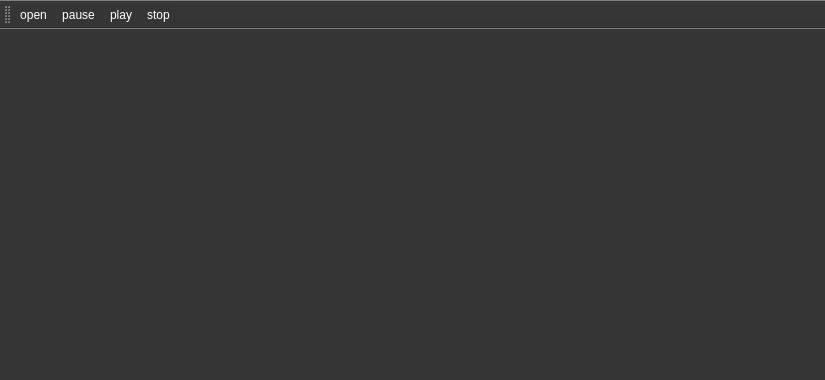
Qt form QPlayer/mainwindow.ui (postman721/QPlayer) before a commit.
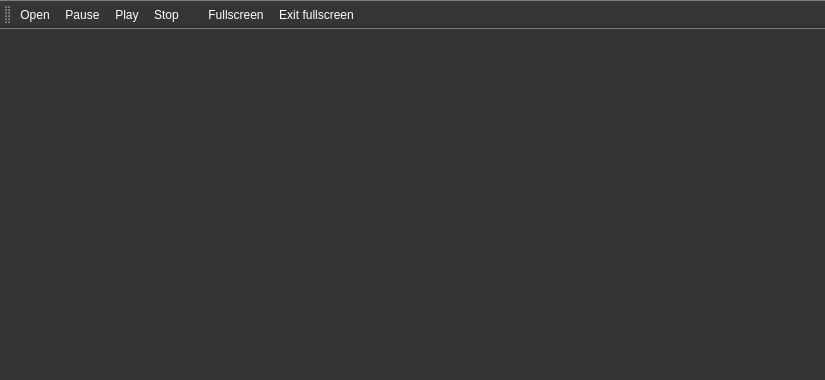
The same form after that commit.

```diff
--- a/QPlayer/mainwindow.ui
+++ b/QPlayer/mainwindow.ui
@@ -50,6 +50,12 @@
    <property name="windowTitle">
     <string>toolBar</string>
    </property>
+   <property name="layoutDirection">
+    <enum>Qt::LeftToRight</enum>
+   </property>
+   <property name="autoFillBackground">
+    <bool>false</bool>
+   </property>
    <property name="styleSheet">
     <string notr="true">QToolbar{color:#ffffff; 
 background-color:#353535; 
@@ -67,28 +73,79 @@
    <addaction name="actionPause"/>
    <addaction name="actionPlay"/>
    <addaction name="actionStop"/>
+   <addaction name="separator"/>
+   <addaction name="separator"/>
+   <addaction name="actionFullscreen"/>
+   <addaction name="actionExit_fullscreen"/>
   </widget>
   <action name="actionOpen">
    <property name="text">
-    <string>open</string>
+    <string>Open</string>
    </property>
    <property name="toolTip">
     <string>open</string>
    </property>
+   <property name="font">
+    <font>
+     <pointsize>11</pointsize>
+    </font>
+   </property>
   </action>
   <action name="actionPause">
    <property name="text">
-    <string>pause</string>
+    <string>Pause</string>
+   </property>
+   <property name="font">
+    <font>
+     <pointsize>11</pointsize>
+    </font>
    </property>
   </action>
   <action name="actionPlay">
    <property name="text">
-    <string>play</string>
+    <string>Play</string>
+   </property>
+   <property name="toolTip">
+    <string>Play</string>
+   </property>
+   <property name="font">
+    <font>
+     <pointsize>11</pointsize>
+    </font>
    </property>
   </action>
   <action name="actionStop">
    <property name="text">
-    <string>stop</string>
+    <string>Stop</string>
+   </property>
+   <property name="toolTip">
+    <string>Stop</string>
+   </property>
+   <property name="font">
+    <font>
+     <pointsize>11</pointsize>
+    </font>
+   </property>
+  </action>
+  <action name="actionFullscreen">
+   <property name="text">
+    <string>Fullscreen</string>
+   </property>
+   <property name="toolTip">
+    <string>Press Alt+F4 to quit the fullscreen frame &amp;  press exit fullscreen</string>
+   </property>
+  </action>
+  <action name="actionExit_fullscreen">
+   <property name="text">
+    <string>Exit fullscreen</string>
+   </property>
+   <property name="toolTip">
+    <string>Press to quit fullscreen state</string>
+   </property>
+   <property name="font">
+    <font>
+     <pointsize>11</pointsize>
+    </font>
    </property>
   </action>
  </widget>
```
